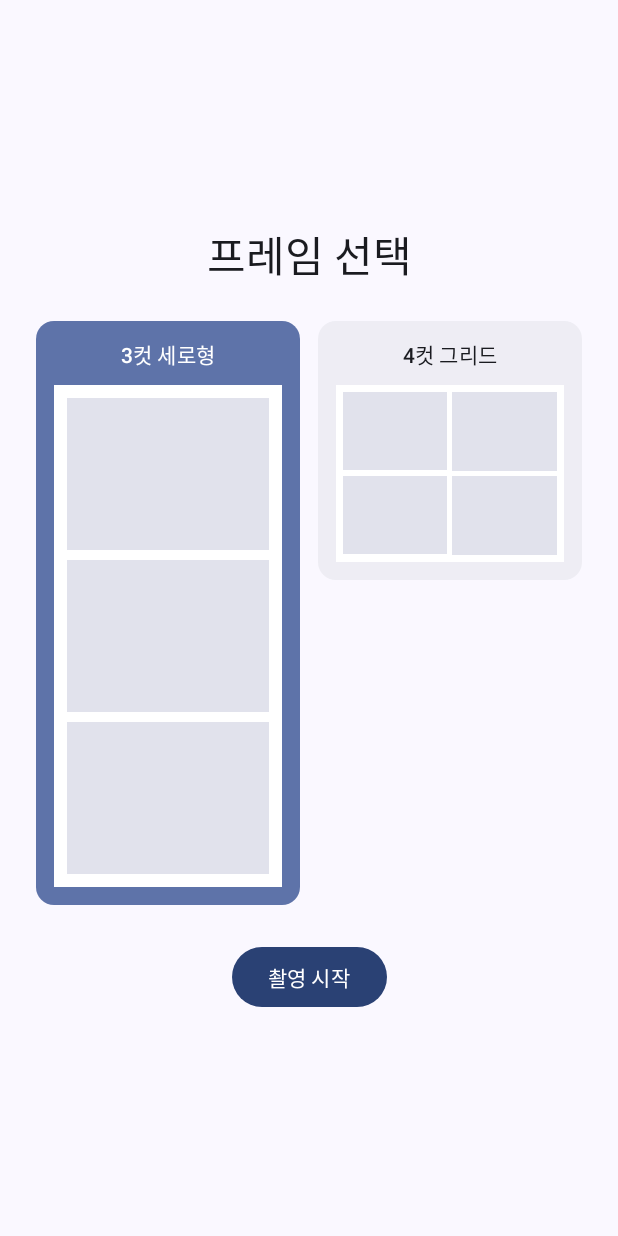
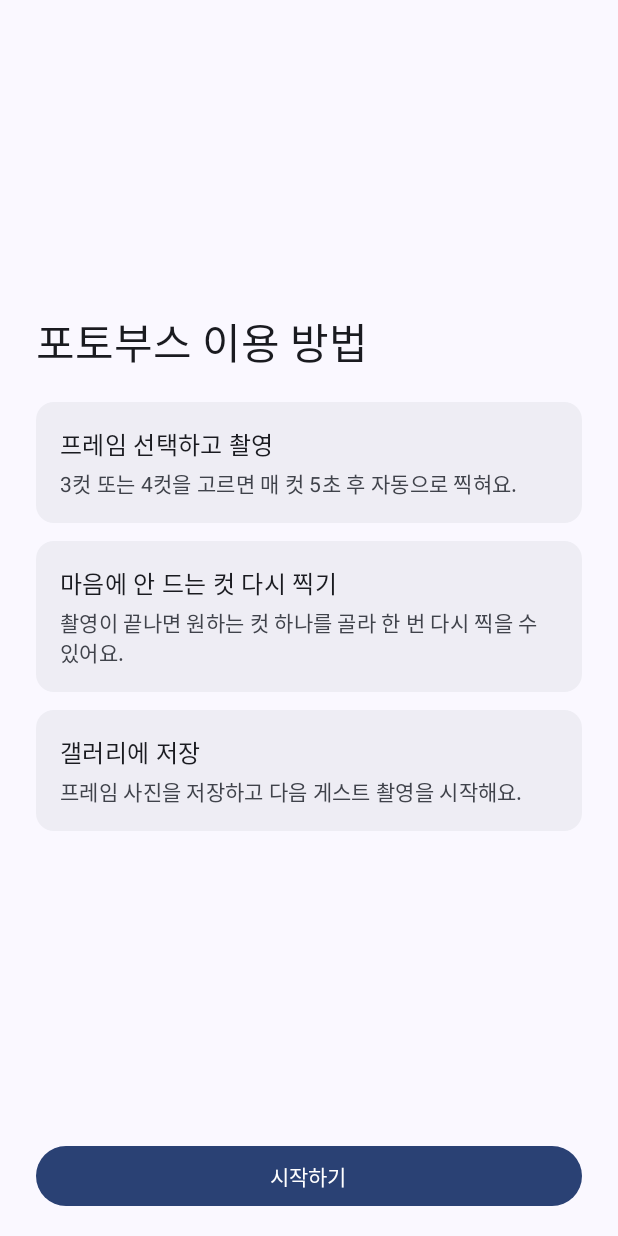
Before and after one commit to iamheesoo/my-camera, an Android app built with Jetpack Compose: the screen it shows after launch (MainActivity), on a phone screen of 412 x 824 dp. Run offline under Robolectric (Android 15) with nearby library versions, the phone set to English and light mode, and no system bars; our stand-ins replace Dagger/Hilt's generated code; libraries missing offline, so code that uses them is left out: androidx.hilt.lifecycle.

Commit message:
feat: 앱 시작 튜토리얼 추가

```diff
--- a/app/src/main/java/com/heesoo/my_camera/presentation/route/PhotoboothNavHost.kt
+++ b/app/src/main/java/com/heesoo/my_camera/presentation/route/PhotoboothNavHost.kt
@@ -11,10 +11,22 @@ import com.heesoo.my_camera.presentation.screen.capture.CaptureListener
 import com.heesoo.my_camera.presentation.screen.capture.CaptureRoute
 import com.heesoo.my_camera.presentation.screen.frameselection.FrameSelectionListener
 import com.heesoo.my_camera.presentation.screen.frameselection.FrameSelectionScreen
+import com.heesoo.my_camera.presentation.screen.tutorial.TutorialListener
+import com.heesoo.my_camera.presentation.screen.tutorial.TutorialScreen
 
 @Composable
 fun PhotoboothNavHost() {
     val navController = rememberNavController()
+    val tutorialListener = remember(navController) {
+        object : TutorialListener {
+            override fun goToFrameSelection() {
+                navController.navigate(Route.FrameSelection) {
+                    popUpTo<Route.Tutorial> { inclusive = true }
+                    launchSingleTop = true
+                }
+            }
+        }
+    }
     val frameSelectionListener = remember(navController) {
         object : FrameSelectionListener {
             override fun goToCapture(frame: PhotoFrame) {
@@ -37,7 +49,10 @@ fun PhotoboothNavHost() {
             }
         }
     }
-    NavHost(navController = navController, startDestination = Route.FrameSelection) {
+    NavHost(navController = navController, startDestination = Route.Tutorial) {
+        composable<Route.Tutorial> {
+            TutorialScreen(viewModel = hiltViewModel(), listener = tutorialListener)
+        }
         composable<Route.FrameSelection> {
             FrameSelectionScreen(viewModel = hiltViewModel(), listener = frameSelectionListener)
         }
--- a/app/src/main/java/com/heesoo/my_camera/presentation/route/Route.kt
+++ b/app/src/main/java/com/heesoo/my_camera/presentation/route/Route.kt
@@ -5,6 +5,9 @@ import kotlinx.serialization.Serializable
 
 sealed interface Route {
     @Serializable
+    data object Tutorial : Route
+
+    @Serializable
     data object FrameSelection : Route
 
     @Serializable
--- /dev/null
+++ b/app/src/main/java/com/heesoo/my_camera/presentation/screen/tutorial/TutorialContract.kt
@@ -0,0 +1,17 @@
+package com.heesoo.my_camera.presentation.screen.tutorial
+
+import com.heesoo.my_camera.core.mvi.UiEffect
+import com.heesoo.my_camera.core.mvi.UiEvent
+import com.heesoo.my_camera.core.mvi.UiState
+
+internal object TutorialContract {
+    data object State : UiState
+
+    sealed interface Event : UiEvent {
+        data object ClickStart : Event
+    }
+
+    sealed interface Effect : UiEffect {
+        data object GoToFrameSelection : Effect
+    }
+}
--- /dev/null
+++ b/app/src/main/java/com/heesoo/my_camera/presentation/screen/tutorial/TutorialListener.kt
@@ -0,0 +1,5 @@
+package com.heesoo.my_camera.presentation.screen.tutorial
+
+internal interface TutorialListener {
+    fun goToFrameSelection()
+}
--- /dev/null
+++ b/app/src/main/java/com/heesoo/my_camera/presentation/screen/tutorial/TutorialScreen.kt
@@ -0,0 +1,101 @@
+package com.heesoo.my_camera.presentation.screen.tutorial
+
+import androidx.annotation.StringRes
+import androidx.compose.foundation.layout.Arrangement
+import androidx.compose.foundation.layout.Column
+import androidx.compose.foundation.layout.fillMaxSize
+import androidx.compose.foundation.layout.fillMaxWidth
+import androidx.compose.foundation.layout.padding
+import androidx.compose.foundation.layout.safeDrawingPadding
+import androidx.compose.foundation.layout.widthIn
+import androidx.compose.foundation.rememberScrollState
+import androidx.compose.foundation.verticalScroll
+import androidx.compose.material3.Button
+import androidx.compose.material3.MaterialTheme
+import androidx.compose.material3.Surface
+import androidx.compose.material3.Text
+import androidx.compose.runtime.Composable
+import androidx.compose.runtime.LaunchedEffect
+import androidx.compose.ui.Alignment
+import androidx.compose.ui.Modifier
+import androidx.compose.ui.res.stringResource
+import androidx.compose.ui.semantics.heading
+import androidx.compose.ui.semantics.semantics
+import androidx.compose.ui.unit.dp
+import com.heesoo.my_camera.R
+import com.heesoo.my_camera.presentation.screen.tutorial.TutorialContract.Effect
+import com.heesoo.my_camera.presentation.screen.tutorial.TutorialContract.Event
+
+@Composable
+internal fun TutorialScreen(viewModel: TutorialViewModel, listener: TutorialListener) {
+    LaunchedEffect(viewModel.effect) {
+        viewModel.effect.collect { effect ->
+            when (effect) {
+                Effect.GoToFrameSelection -> listener.goToFrameSelection()
+            }
+        }
+    }
+
+    Surface(modifier = Modifier.fillMaxSize()) {
+        Column(
+            modifier = Modifier.safeDrawingPadding().padding(horizontal = 24.dp, vertical = 16.dp),
+            horizontalAlignment = Alignment.CenterHorizontally,
+            verticalArrangement = Arrangement.spacedBy(16.dp),
+        ) {
+            Column(
+                modifier = Modifier.weight(1f).widthIn(max = 480.dp).fillMaxWidth()
+                    .verticalScroll(rememberScrollState()),
+                verticalArrangement = Arrangement.spacedBy(12.dp, Alignment.CenterVertically),
+            ) {
+                Text(
+                    text = stringResource(R.string.tutorial_title),
+                    modifier = Modifier.padding(bottom = 8.dp).semantics { heading() },
+                    style = MaterialTheme.typography.headlineMedium,
+                )
+                TutorialStep(
+                    titleResId = R.string.tutorial_capture_title,
+                    descriptionResId = R.string.tutorial_capture_description,
+                )
+                TutorialStep(
+                    titleResId = R.string.tutorial_retake_title,
+                    descriptionResId = R.string.tutorial_retake_description,
+                )
+                TutorialStep(
+                    titleResId = R.string.tutorial_save_title,
+                    descriptionResId = R.string.tutorial_save_description,
+                )
+            }
+            Button(
+                onClick = { viewModel.sendEvent(Event.ClickStart) },
+                modifier = Modifier.widthIn(max = 480.dp).fillMaxWidth(),
+            ) {
+                Text(stringResource(R.string.tutorial_start))
+            }
+        }
+    }
+}
+
+@Composable
+private fun TutorialStep(
+    modifier: Modifier = Modifier,
+    @StringRes titleResId: Int,
+    @StringRes descriptionResId: Int,
+) {
+    Surface(
+        modifier = modifier.fillMaxWidth(),
+        shape = MaterialTheme.shapes.medium,
+        color = MaterialTheme.colorScheme.surfaceContainer,
+    ) {
+        Column(
+            modifier = Modifier.padding(16.dp),
+            verticalArrangement = Arrangement.spacedBy(4.dp),
+        ) {
+            Text(text = stringResource(titleResId), style = MaterialTheme.typography.titleMedium)
+            Text(
+                text = stringResource(descriptionResId),
+                style = MaterialTheme.typography.bodyMedium,
+                color = MaterialTheme.colorScheme.onSurfaceVariant,
+            )
+        }
+    }
+}
--- /dev/null
+++ b/app/src/main/java/com/heesoo/my_camera/presentation/screen/tutorial/TutorialViewModel.kt
@@ -0,0 +1,21 @@
+package com.heesoo.my_camera.presentation.screen.tutorial
+
+import com.heesoo.my_camera.core.mvi.BaseMviViewModel
+import com.heesoo.my_camera.presentation.screen.tutorial.TutorialContract.Effect
+import com.heesoo.my_camera.presentation.screen.tutorial.TutorialContract.Event
+import com.heesoo.my_camera.presentation.screen.tutorial.TutorialContract.State
+import dagger.hilt.android.lifecycle.HiltViewModel
+import javax.inject.Inject
+
+@HiltViewModel
+internal class TutorialViewModel @Inject constructor() :
+    BaseMviViewModel<State, Event, Effect>(initialState = State) {
+
+    override fun handleEvent(event: Event) {
+        when (event) {
+            Event.ClickStart -> goToFrameSelection()
+        }
+    }
+
+    private fun goToFrameSelection() = sendEffect(Effect.GoToFrameSelection)
+}
--- a/app/src/main/res/values/strings.xml
+++ b/app/src/main/res/values/strings.xml
@@ -27,4 +27,12 @@
     <string name="next_guest">다음 게스트</string>
     <string name="change_frame">프레임 변경</string>
     <string name="select_slot_to_retake">다시 찍을 컷을 선택해 주세요</string>
+    <string name="tutorial_title">포토부스 이용 방법</string>
+    <string name="tutorial_capture_title">프레임 선택하고 촬영</string>
+    <string name="tutorial_capture_description">3컷 또는 4컷을 고르면 매 컷 5초 후 자동으로 찍혀요.</string>
+    <string name="tutorial_retake_title">마음에 안 드는 컷 다시 찍기</string>
+    <string name="tutorial_retake_description">촬영이 끝나면 원하는 컷 하나를 골라 한 번 다시 찍을 수 있어요.</string>
+    <string name="tutorial_save_title">갤러리에 저장</string>
+    <string name="tutorial_save_description">프레임 사진을 저장하고 다음 게스트 촬영을 시작해요.</string>
+    <string name="tutorial_start">시작하기</string>
 </resources>
```
